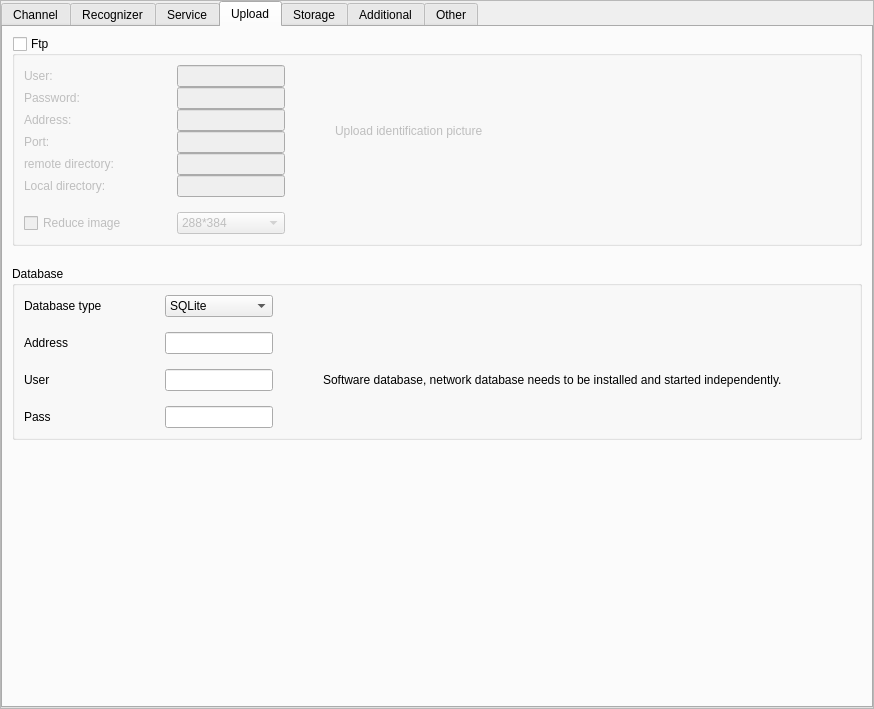
Old version of the form Main/Setting/system_setting_form.ui in the repository 519984307/Container_Multiple_Channels_20200522.
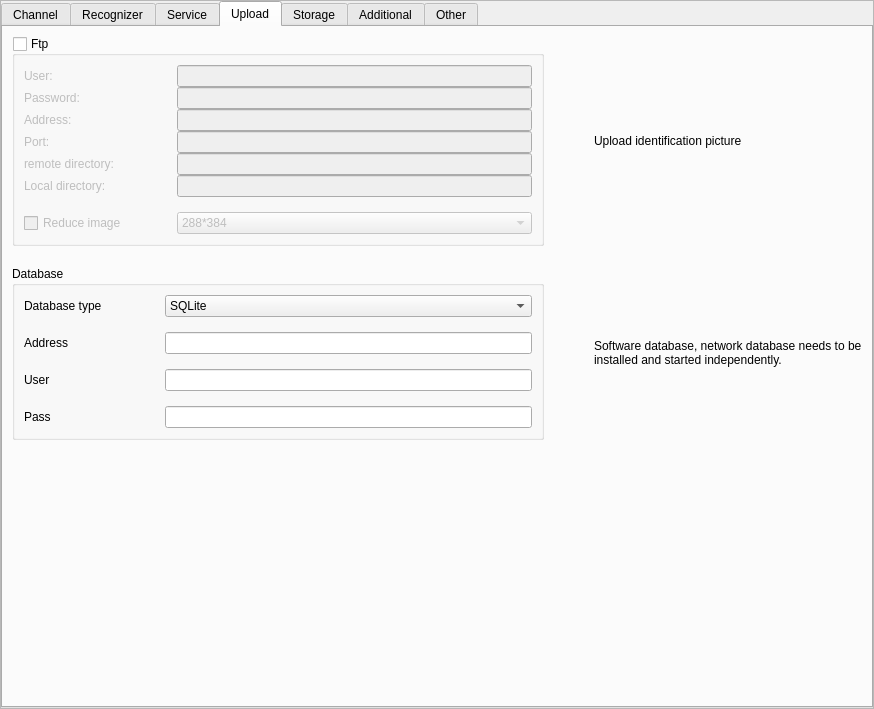
New version of the form. The open tabs and pages were chosen to show the change.

Diff of the .ui file:
```diff
--- a/Main/Setting/system_setting_form.ui
+++ b/Main/Setting/system_setting_form.ui
@@ -62,7 +62,7 @@
        <property name="spacing">
         <number>0</number>
        </property>
-       <item row="0" column="1">
+       <item row="0" column="0">
         <widget class="QTabWidget" name="tabWidget">
          <property name="enabled">
           <bool>true</bool>
@@ -811,20 +811,6 @@
                 </property>
                </widget>
               </item>
-              <item row="0" column="1">
-               <widget class="QComboBox" name="database_Type_comboBox">
-                <item>
-                 <property name="text">
-                  <string>SQLite</string>
-                 </property>
-                </item>
-                <item>
-                 <property name="text">
-                  <string>MySQL</string>
-                 </property>
-                </item>
-               </widget>
-              </item>
               <item row="1" column="0">
                <widget class="QLabel" name="label_21">
                 <property name="text">
@@ -832,19 +818,6 @@
                 </property>
                </widget>
               </item>
-              <item row="1" column="1">
-               <widget class="QLineEdit" name="database_Addr_lineEdit"/>
-              </item>
-              <item row="1" column="2" rowspan="3">
-               <widget class="QLabel" name="label_10">
-                <property name="text">
-                 <string>Software database, network database needs to be installed and started independently.</string>
-                </property>
-                <property name="wordWrap">
-                 <bool>true</bool>
-                </property>
-               </widget>
-              </item>
               <item row="2" column="0">
                <widget class="QLabel" name="label_22">
                 <property name="text">
@@ -852,9 +825,6 @@
                 </property>
                </widget>
               </item>
-              <item row="2" column="1">
-               <widget class="QLineEdit" name="database_User_lineEdit"/>
-              </item>
               <item row="3" column="0">
                <widget class="QLabel" name="label_23">
                 <property name="text">
@@ -862,7 +832,27 @@
                 </property>
                </widget>
               </item>
-              <item row="3" column="1">
+              <item row="0" column="1" colspan="2">
+               <widget class="QComboBox" name="database_Type_comboBox">
+                <item>
+                 <property name="text">
+                  <string>SQLite</string>
+                 </property>
+                </item>
+                <item>
+                 <property name="text">
+                  <string>MySQL</string>
+                 </property>
+                </item>
+               </widget>
+              </item>
+              <item row="1" column="1" colspan="2">
+               <widget class="QLineEdit" name="database_Addr_lineEdit"/>
+              </item>
+              <item row="2" column="1" colspan="2">
+               <widget class="QLineEdit" name="database_User_lineEdit"/>
+              </item>
+              <item row="3" column="1" colspan="2">
                <widget class="QLineEdit" name="database_Pass_lineEdit"/>
               </item>
              </layout>
@@ -882,7 +872,7 @@
              <property name="checked">
               <bool>false</bool>
              </property>
-             <layout class="QGridLayout" name="gridLayout_5" columnstretch="0,0,1">
+             <layout class="QGridLayout" name="gridLayout_5" columnstretch="0,0,0">
               <property name="horizontalSpacing">
                <number>50</number>
               </property>
@@ -991,19 +981,29 @@
                 </item>
                </widget>
               </item>
-              <item row="0" column="2">
-               <widget class="QLabel" name="label_18">
-                <property name="text">
-                 <string>Upload identification picture</string>
-                </property>
-                <property name="wordWrap">
-                 <bool>true</bool>
-                </property>
-               </widget>
-              </item>
              </layout>
             </widget>
            </item>
+           <item row="0" column="1">
+            <widget class="QLabel" name="label_18">
+             <property name="text">
+              <string>Upload identification picture</string>
+             </property>
+             <property name="wordWrap">
+              <bool>true</bool>
+             </property>
+            </widget>
+           </item>
+           <item row="1" column="1">
+            <widget class="QLabel" name="label_10">
+             <property name="text">
+              <string>Software database, network database needs to be installed and started independently.</string>
+             </property>
+             <property name="wordWrap">
+              <bool>true</bool>
+             </property>
+            </widget>
+           </item>
           </layout>
          </widget>
          <widget class="QWidget" name="Storage">
```
Left out of the diff: 2 changed lines with no effect on the pictures.
